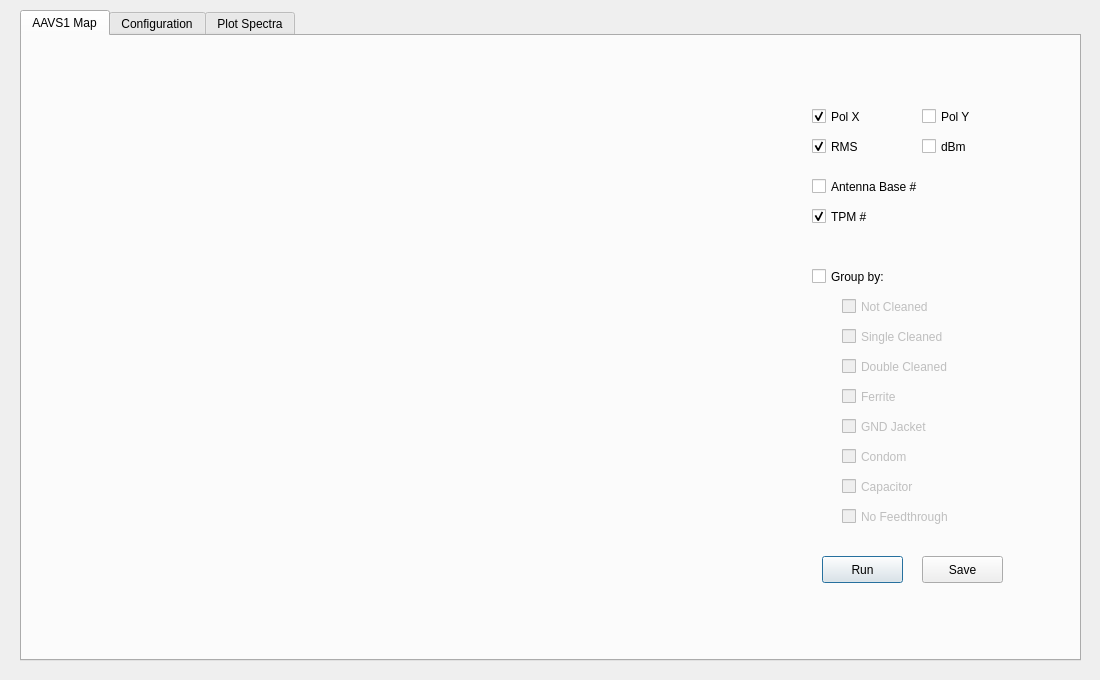
Qt form aavs.ui (amattana/PySKA) before a commit.
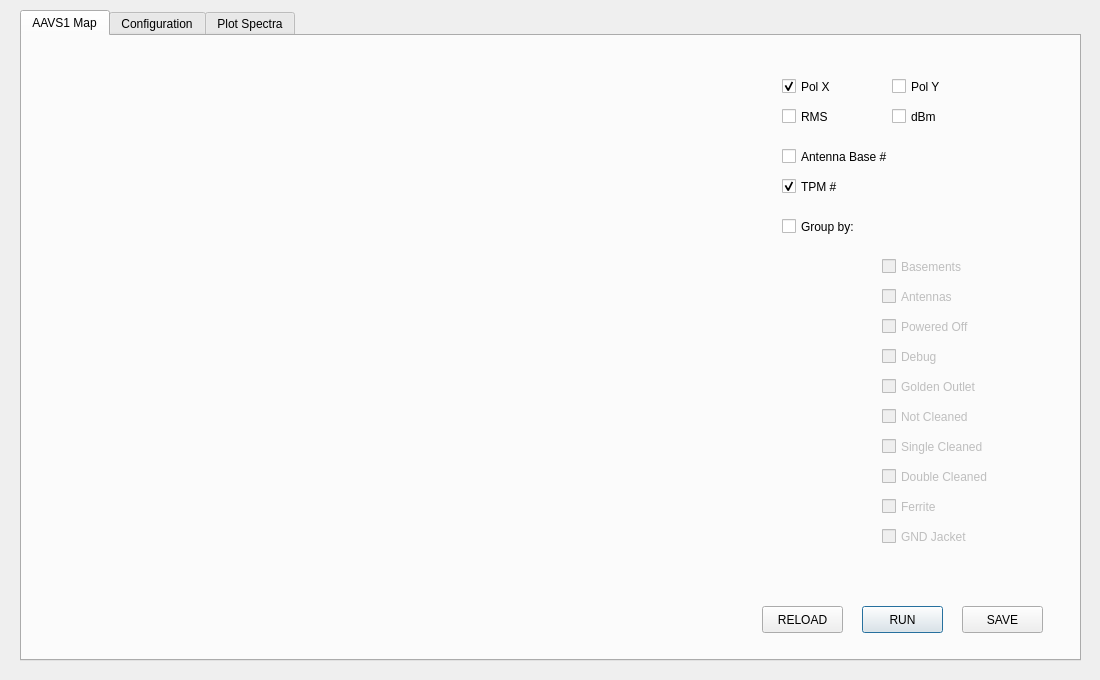
The same form after that commit.

Patch:
```diff
--- a/aavs.ui
+++ b/aavs.ui
@@ -63,8 +63,8 @@
     <widget class="QCheckBox" name="cb_polx">
      <property name="geometry">
       <rect>
-       <x>790</x>
-       <y>70</y>
+       <x>760</x>
+       <y>40</y>
        <width>71</width>
        <height>21</height>
       </rect>
@@ -79,8 +79,8 @@
     <widget class="QCheckBox" name="cb_poly">
      <property name="geometry">
       <rect>
-       <x>900</x>
-       <y>70</y>
+       <x>870</x>
+       <y>40</y>
        <width>71</width>
        <height>21</height>
       </rect>
@@ -89,11 +89,11 @@
       <string>Pol Y</string>
      </property>
     </widget>
-    <widget class="QCheckBox" name="cb_base">
+    <widget class="QCheckBox" name="cb_basename">
      <property name="geometry">
       <rect>
-       <x>790</x>
-       <y>140</y>
+       <x>760</x>
+       <y>110</y>
        <width>141</width>
        <height>21</height>
       </rect>
@@ -105,8 +105,8 @@
     <widget class="QCheckBox" name="cb_tpm">
      <property name="geometry">
       <rect>
-       <x>790</x>
-       <y>170</y>
+       <x>760</x>
+       <y>140</y>
        <width>141</width>
        <height>21</height>
       </rect>
@@ -124,8 +124,8 @@
      </property>
      <property name="geometry">
       <rect>
-       <x>820</x>
-       <y>260</y>
+       <x>860</x>
+       <y>370</y>
        <width>141</width>
        <height>21</height>
       </rect>
@@ -140,8 +140,8 @@
      </property>
      <property name="geometry">
       <rect>
-       <x>820</x>
-       <y>290</y>
+       <x>860</x>
+       <y>400</y>
        <width>141</width>
        <height>21</height>
       </rect>
@@ -156,8 +156,8 @@
      </property>
      <property name="geometry">
       <rect>
-       <x>820</x>
-       <y>320</y>
+       <x>860</x>
+       <y>430</y>
        <width>141</width>
        <height>21</height>
       </rect>
@@ -172,8 +172,8 @@
      </property>
      <property name="geometry">
       <rect>
-       <x>820</x>
-       <y>350</y>
+       <x>860</x>
+       <y>460</y>
        <width>141</width>
        <height>21</height>
       </rect>
@@ -188,8 +188,8 @@
      </property>
      <property name="geometry">
       <rect>
-       <x>820</x>
-       <y>380</y>
+       <x>860</x>
+       <y>490</y>
        <width>141</width>
        <height>21</height>
       </rect>
@@ -198,20 +198,20 @@
       <string>GND Jacket</string>
      </property>
     </widget>
-    <widget class="QCheckBox" name="cb_condom">
+    <widget class="QCheckBox" name="cb_base">
      <property name="enabled">
       <bool>false</bool>
      </property>
      <property name="geometry">
       <rect>
-       <x>820</x>
-       <y>410</y>
+       <x>860</x>
+       <y>220</y>
        <width>141</width>
        <height>21</height>
       </rect>
      </property>
      <property name="text">
-      <string>Condom</string>
+      <string>Basements</string>
      </property>
     </widget>
     <widget class="QCheckBox" name="cb_capacitor">
@@ -220,37 +220,21 @@
      </property>
      <property name="geometry">
       <rect>
-       <x>820</x>
-       <y>440</y>
+       <x>860</x>
+       <y>310</y>
        <width>141</width>
        <height>21</height>
       </rect>
      </property>
      <property name="text">
-      <string>Capacitor</string>
-     </property>
-    </widget>
-    <widget class="QCheckBox" name="cb_feed">
-     <property name="enabled">
-      <bool>false</bool>
-     </property>
-     <property name="geometry">
-      <rect>
-       <x>820</x>
-       <y>470</y>
-       <width>151</width>
-       <height>21</height>
-      </rect>
-     </property>
-     <property name="text">
-      <string>No Feedthrough</string>
+      <string>Debug</string>
      </property>
     </widget>
     <widget class="QCheckBox" name="cb_rms">
      <property name="geometry">
       <rect>
-       <x>790</x>
-       <y>100</y>
+       <x>760</x>
+       <y>70</y>
        <width>71</width>
        <height>21</height>
       </rect>
@@ -259,14 +243,14 @@
       <string>RMS</string>
      </property>
      <property name="checked">
-      <bool>true</bool>
+      <bool>false</bool>
      </property>
     </widget>
     <widget class="QCheckBox" name="cb_dBm">
      <property name="geometry">
       <rect>
-       <x>900</x>
-       <y>100</y>
+       <x>870</x>
+       <y>70</y>
        <width>71</width>
        <height>21</height>
       </rect>
@@ -278,34 +262,34 @@
     <widget class="QPushButton" name="button_runMap">
      <property name="geometry">
       <rect>
-       <x>800</x>
-       <y>520</y>
+       <x>840</x>
+       <y>570</y>
        <width>81</width>
        <height>27</height>
       </rect>
      </property>
      <property name="text">
-      <string>Run</string>
+      <string>RUN</string>
      </property>
     </widget>
     <widget class="QPushButton" name="button_saveMap">
      <property name="geometry">
       <rect>
-       <x>900</x>
-       <y>520</y>
+       <x>940</x>
+       <y>570</y>
        <width>81</width>
        <height>27</height>
       </rect>
      </property>
      <property name="text">
-      <string>Save</string>
+      <string>SAVE</string>
      </property>
     </widget>
     <widget class="QCheckBox" name="cb_group">
      <property name="geometry">
       <rect>
-       <x>790</x>
-       <y>230</y>
+       <x>760</x>
+       <y>180</y>
        <width>141</width>
        <height>21</height>
       </rect>
@@ -314,6 +298,227 @@
       <string>Group by:</string>
      </property>
     </widget>
+    <widget class="QPushButton" name="button_reload">
+     <property name="geometry">
+      <rect>
+       <x>740</x>
+       <y>570</y>
+       <width>81</width>
+       <height>27</height>
+      </rect>
+     </property>
+     <property name="text">
+      <string>RELOAD</string>
+     </property>
+    </widget>
+    <widget class="QLabel" name="count_debug">
+     <property name="enabled">
+      <bool>false</bool>
+     </property>
+     <property name="geometry">
+      <rect>
+       <x>760</x>
+       <y>310</y>
+       <width>81</width>
+       <height>20</height>
+      </rect>
+     </property>
+     <property name="text">
+      <string/>
+     </property>
+    </widget>
+    <widget class="QLabel" name="count_nc">
+     <property name="enabled">
+      <bool>false</bool>
+     </property>
+     <property name="geometry">
+      <rect>
+       <x>760</x>
+       <y>370</y>
+       <width>81</width>
+       <height>20</height>
+      </rect>
+     </property>
+     <property name="text">
+      <string/>
+     </property>
+    </widget>
+    <widget class="QLabel" name="count_sc">
+     <property name="enabled">
+      <bool>false</bool>
+     </property>
+     <property name="geometry">
+      <rect>
+       <x>760</x>
+       <y>400</y>
+       <width>81</width>
+       <height>20</height>
+      </rect>
+     </property>
+     <property name="text">
+      <string/>
+     </property>
+    </widget>
+    <widget class="QLabel" name="count_dbl">
+     <property name="enabled">
+      <bool>false</bool>
+     </property>
+     <property name="geometry">
+      <rect>
+       <x>760</x>
+       <y>430</y>
+       <width>81</width>
+       <height>20</height>
+      </rect>
+     </property>
+     <property name="text">
+      <string/>
+     </property>
+    </widget>
+    <widget class="QLabel" name="count_fer">
+     <property name="enabled">
+      <bool>false</bool>
+     </property>
+     <property name="geometry">
+      <rect>
+       <x>760</x>
+       <y>460</y>
+       <width>81</width>
+       <height>20</height>
+      </rect>
+     </property>
+     <property name="text">
+      <string/>
+     </property>
+    </widget>
+    <widget class="QLabel" name="count_gnd">
+     <property name="enabled">
+      <bool>false</bool>
+     </property>
+     <property name="geometry">
+      <rect>
+       <x>760</x>
+       <y>490</y>
+       <width>81</width>
+       <height>20</height>
+      </rect>
+     </property>
+     <property name="text">
+      <string/>
+     </property>
+    </widget>
+    <widget class="QLabel" name="count_base">
+     <property name="enabled">
+      <bool>false</bool>
+     </property>
+     <property name="geometry">
+      <rect>
+       <x>760</x>
+       <y>220</y>
+       <width>81</width>
+       <height>20</height>
+      </rect>
+     </property>
+     <property name="text">
+      <string/>
+     </property>
+    </widget>
+    <widget class="QLabel" name="count_off">
+     <property name="enabled">
+      <bool>false</bool>
+     </property>
+     <property name="geometry">
+      <rect>
+       <x>760</x>
+       <y>280</y>
+       <width>81</width>
+       <height>20</height>
+      </rect>
+     </property>
+     <property name="text">
+      <string/>
+     </property>
+    </widget>
+    <widget class="QCheckBox" name="cb_off">
+     <property name="enabled">
+      <bool>false</bool>
+     </property>
+     <property name="geometry">
+      <rect>
+       <x>860</x>
+       <y>280</y>
+       <width>141</width>
+       <height>21</height>
+      </rect>
+     </property>
+     <property name="text">
+      <string>Powered Off</string>
+     </property>
+    </widget>
+    <widget class="QLabel" name="count_gold">
+     <property name="enabled">
+      <bool>false</bool>
+     </property>
+     <property name="geometry">
+      <rect>
+       <x>760</x>
+       <y>340</y>
+       <width>81</width>
+       <height>20</height>
+      </rect>
+     </property>
+     <property name="text">
+      <string/>
+     </property>
+    </widget>
+    <widget class="QCheckBox" name="cb_gold">
+     <property name="enabled">
+      <bool>false</bool>
+     </property>
+     <property name="geometry">
+      <rect>
+       <x>860</x>
+       <y>340</y>
+       <width>141</width>
+       <height>21</height>
+      </rect>
+     </property>
+     <property name="text">
+      <string>Golden Outlet</string>
+     </property>
+    </widget>
+    <widget class="QCheckBox" name="cb_ant">
+     <property name="enabled">
+      <bool>false</bool>
+     </property>
+     <property name="geometry">
+      <rect>
+       <x>860</x>
+       <y>250</y>
+       <width>141</width>
+       <height>21</height>
+      </rect>
+     </property>
+     <property name="text">
+      <string>Antennas</string>
+     </property>
+    </widget>
+    <widget class="QLabel" name="count_ant">
+     <property name="enabled">
+      <bool>false</bool>
+     </property>
+     <property name="geometry">
+      <rect>
+       <x>760</x>
+       <y>250</y>
+       <width>81</width>
+       <height>20</height>
+      </rect>
+     </property>
+     <property name="text">
+      <string/>
+     </property>
+    </widget>
    </widget>
    <widget class="QWidget" name="tab_conf">
     <attribute name="title">
```
Left out of the diff: 133 changed lines with no effect on the pictures.
